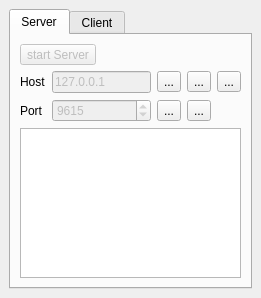
First picture: the form in ui_remotecontroldockwidget.ui, repository datalyze-solutions/QgsRemoteControl, before the edit.
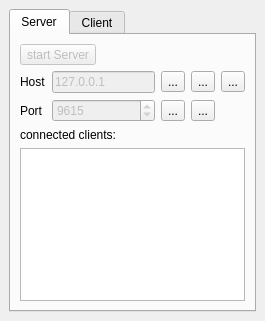
Second picture: the form after the edit. Icons and pictures are not drawn.

```diff
--- a/ui_remotecontroldockwidget.ui
+++ b/ui_remotecontroldockwidget.ui
@@ -6,8 +6,8 @@
    <rect>
     <x>0</x>
     <y>0</y>
-    <width>261</width>
-    <height>298</height>
+    <width>265</width>
+    <height>321</height>
    </rect>
   </property>
   <property name="windowTitle">
@@ -216,6 +216,13 @@
           </item>
          </layout>
         </item>
+        <item>
+         <widget class="QLabel" name="label">
+          <property name="text">
+           <string>connected clients:</string>
+          </property>
+         </widget>
+        </item>
         <item>
          <widget class="QListView" name="clientListView">
           <property name="editTriggers">
```
